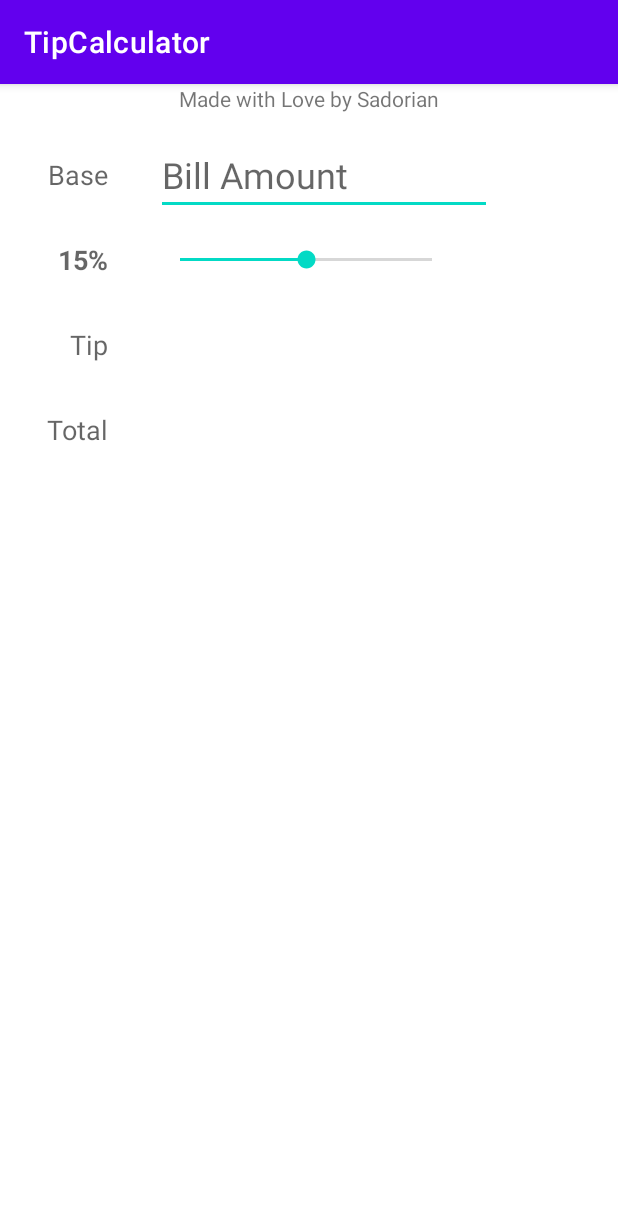
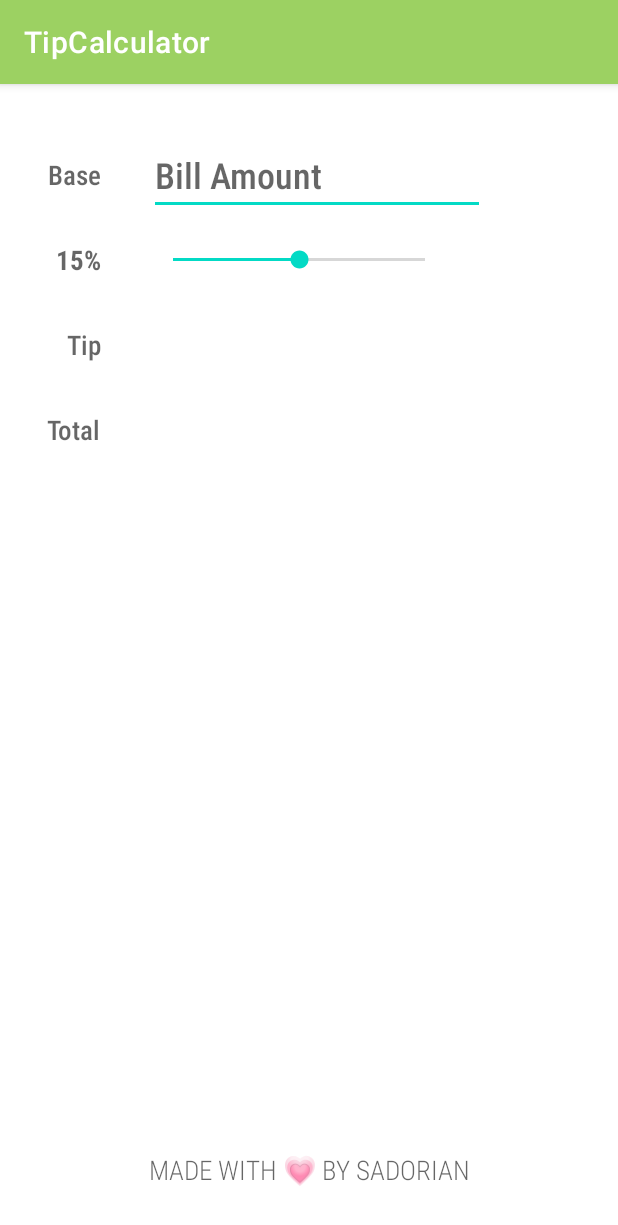
Before and after one commit to sadoreena/TipCalculator, an Android app: the screen it shows after launch (MainActivity), on a phone screen of 412 x 824 dp. Shown: the top 1225 px of the screen. Run offline under Robolectric (Android 15) with nearby library versions, the phone set to English and light mode, and no system bars.

Commit message:
first commit

```diff
--- a/app/src/main/res/layout/activity_main.xml
+++ b/app/src/main/res/layout/activity_main.xml
@@ -14,6 +14,7 @@
         android:layout_height="wrap_content"
         android:layout_marginStart="32dp"
         android:layout_marginTop="48dp"
+        android:fontFamily="sans-serif-condensed-medium"
         android:text="Base"
         android:textAppearance="@style/TextAppearance.AppCompat.Medium"
         app:layout_constraintStart_toStartOf="parent"
@@ -24,6 +25,7 @@
         android:layout_width="wrap_content"
         android:layout_height="wrap_content"
         android:layout_marginTop="32dp"
+        android:fontFamily="sans-serif-condensed-medium"
         android:text="Tip"
         android:textAppearance="@style/TextAppearance.AppCompat.Medium"
         app:layout_constraintEnd_toEndOf="@id/tvBaseLabel"
@@ -34,6 +36,7 @@
         android:layout_width="wrap_content"
         android:layout_height="wrap_content"
         android:layout_marginTop="32dp"
+        android:fontFamily="sans-serif-condensed-medium"
         android:text="Total"
         android:textAppearance="@style/TextAppearance.AppCompat.Medium"
         app:layout_constraintEnd_toEndOf="@id/tvBaseLabel"
@@ -44,6 +47,7 @@
         android:layout_width="wrap_content"
         android:layout_height="wrap_content"
         android:layout_marginTop="32dp"
+        android:fontFamily="sans-serif-condensed-medium"
         android:text=" "
         android:textAppearance="@style/TextAppearance.AppCompat.Medium"
         android:textStyle="bold"
@@ -58,6 +62,7 @@
         android:layout_height="wrap_content"
         android:layout_marginStart="32dp"
         android:ems="8"
+        android:fontFamily="sans-serif-condensed-medium"
         android:hint="Bill Amount"
         android:inputType="numberDecimal"
         android:textSize="24sp"
@@ -78,6 +83,7 @@
         android:id="@+id/tvTipAmount"
         android:layout_width="wrap_content"
         android:layout_height="wrap_content"
+        android:fontFamily="sans-serif-condensed-medium"
         android:textAppearance="@style/TextAppearance.AppCompat.Large"
         app:layout_constraintBottom_toBottomOf="@+id/tvTipLabel"
         app:layout_constraintStart_toStartOf="@+id/seekBarTip"
@@ -88,6 +94,7 @@
         android:id="@+id/tvTotalAmount"
         android:layout_width="wrap_content"
         android:layout_height="wrap_content"
+        android:fontFamily="sans-serif-condensed-medium"
         android:textAppearance="@style/TextAppearance.AppCompat.Large"
         app:layout_constraintBottom_toBottomOf="@+id/tvTotalLabel"
         app:layout_constraintStart_toStartOf="@+id/tvTipAmount"
@@ -98,9 +105,13 @@
         android:id="@+id/tvMadeWithLove"
         android:layout_width="wrap_content"
         android:layout_height="wrap_content"
-        android:text="Made with Love by Sadorian"
+        android:layout_marginBottom="32dp"
+        android:fontFamily="sans-serif-condensed-light"
+        android:text="Made with 💗 by Sadorian"
+        android:textAllCaps="true"
+        android:textAppearance="@style/TextAppearance.AppCompat.Medium"
+        app:layout_constraintBottom_toBottomOf="parent"
         app:layout_constraintEnd_toEndOf="parent"
-        app:layout_constraintStart_toStartOf="parent"
-        tools:layout_editor_absoluteY="676dp" />
+        app:layout_constraintStart_toStartOf="parent" />
 
 </androidx.constraintlayout.widget.ConstraintLayout>
--- a/app/src/main/res/values/colors.xml
+++ b/app/src/main/res/values/colors.xml
@@ -7,4 +7,5 @@
     <color name="teal_700">#FF018786</color>
     <color name="black">#FF000000</color>
     <color name="white">#FFFFFFFF</color>
+    <color name="green">#9CD162</color>
 </resources>
--- a/app/src/main/res/values/themes.xml
+++ b/app/src/main/res/values/themes.xml
@@ -2,8 +2,8 @@
     <!-- Base application theme. -->
     <style name="Theme.TipCalculator" parent="Theme.MaterialComponents.DayNight.DarkActionBar">
         <!-- Primary brand color. -->
-        <item name="colorPrimary">@color/purple_500</item>
-        <item name="colorPrimaryVariant">@color/purple_700</item>
+        <item name="colorPrimary">@color/green</item>
+        <item name="colorPrimaryVariant">@color/green</item>
         <item name="colorOnPrimary">@color/white</item>
         <!-- Secondary brand color. -->
         <item name="colorSecondary">@color/teal_200</item>
```
